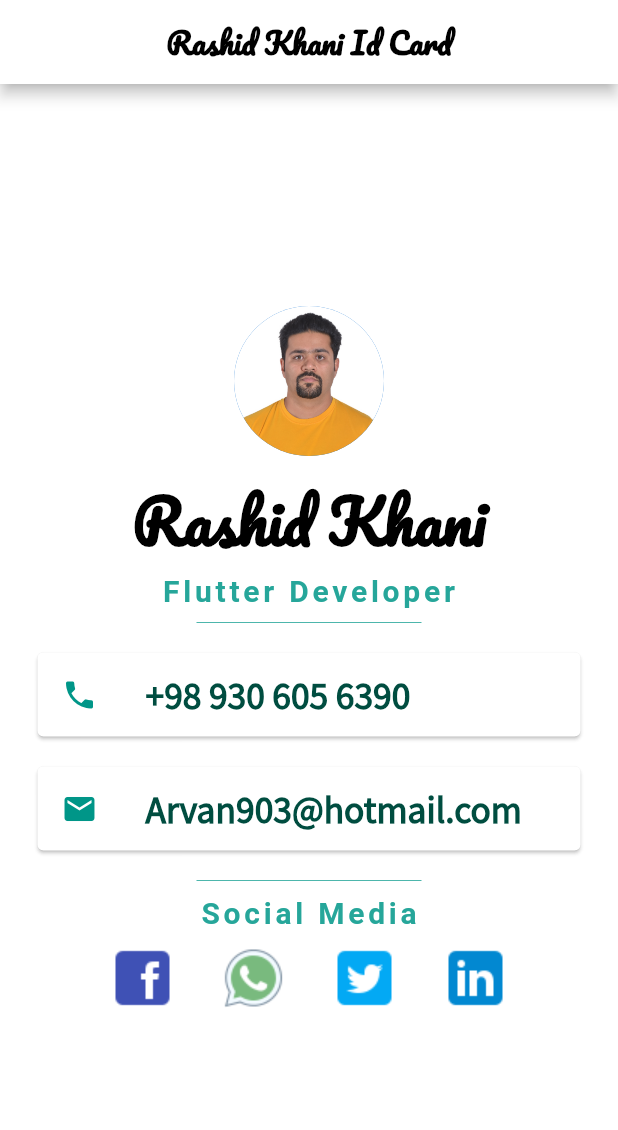
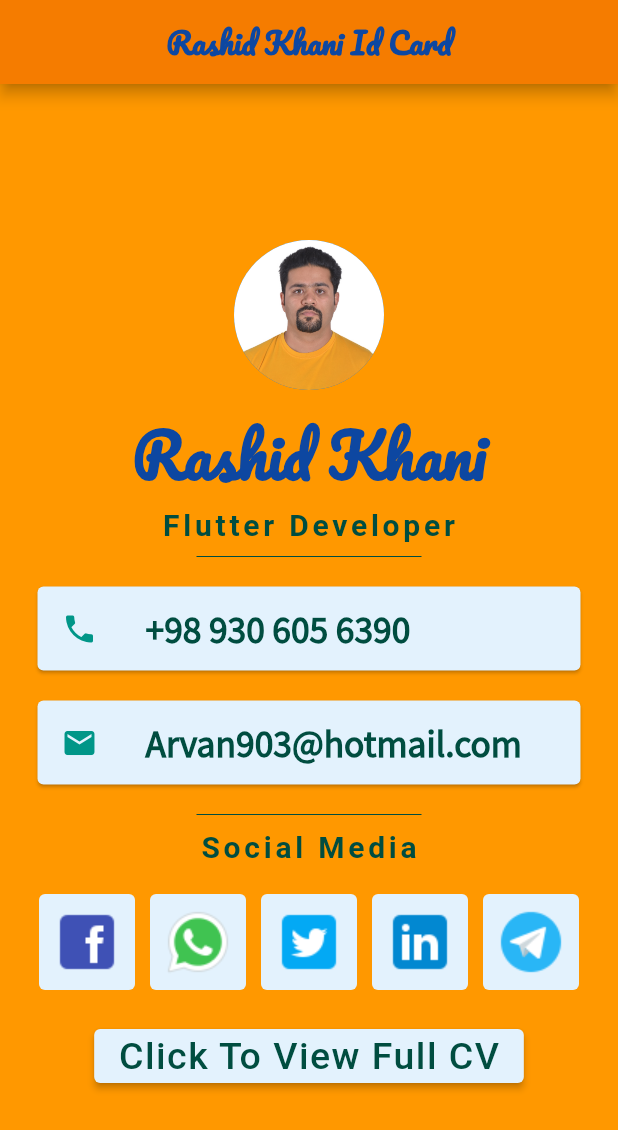
Before and after one commit to arvan903/personal_id_card, a Flutter app: the screen it shows after launch, on a phone screen of 412 x 824 dp. Shown: the top 1130 px of the screen. Run offline on Flutter 3.47's test engine with Material 2 defaults, Android fonts, the phone set to English and light mode, and no system bars; Roboto replaces fonts that are missing (SourceSanPro).

Commit message:
UI Improved , some update

```diff
--- a/lib/main.dart
+++ b/lib/main.dart
@@ -6,6 +6,8 @@ const String facebook = "https://www.facebook.com/rashid.khani.33";
 const String twitter = "https://twitter.com/rashid_khani";
 const String whatsapp = "https://wa.me/+989306056390";
 const String linkedin = "https://www.linkedin.com/in/rashid-khani-038562123";
+const String telegram = 'https://t.me/arvan903';
+const String resume = 'https://cvbuilder.me/share/rashid_khani/en';
 
 void main() {
   runApp(
@@ -36,25 +38,33 @@ class MyApp extends StatelessWidget {
     if (!await launch(github)) throw 'Could not launch $github';
   }
 
+  void telURL() async {
+    if (!await launch(telegram)) throw 'Could not launch $telegram';
+  }
+
+  void cvURL() async {
+    if (!await launch(resume)) throw 'Could not launch $resume';
+  }
+
   @override
   Widget build(BuildContext context) {
     return MaterialApp(
         debugShowCheckedModeBanner: false,
         home: Scaffold(
           appBar: AppBar(
-            backgroundColor: Colors.white,
-            title: const Center(
+            backgroundColor: Colors.orange.shade700,
+            title: Center(
               child: Text(
                 'Rashid Khani Id Card',
                 style: TextStyle(
                     fontFamily: 'Pacifico',
-                    color: Colors.black,
+                    color: Colors.blue.shade900,
                     fontWeight: FontWeight.bold,
                     fontSize: 20),
               ),
             ),
           ),
-          backgroundColor: Colors.white,
+          backgroundColor: Colors.orange,
           body: SafeArea(
             child: Column(
               mainAxisAlignment: MainAxisAlignment.center,
@@ -66,12 +76,12 @@ class MyApp extends StatelessWidget {
                     radius: 50,
                   ),
                 ),
-                const Text(
+                Text(
                   'Rashid Khani',
                   style: TextStyle(
                     fontFamily: 'Pacifico',
                     fontSize: 40,
-                    color: Colors.black,
+                    color: Colors.blue.shade900,
                     fontWeight: FontWeight.bold,
                   ),
                 ),
@@ -80,26 +90,22 @@ class MyApp extends StatelessWidget {
                   style: TextStyle(
                       fontFamily: 'SourceSanPro',
                       fontSize: 20,
-                      color: Colors.teal.shade400,
+                      color: Colors.teal.shade900,
                       letterSpacing: 2.5,
                       fontWeight: FontWeight.bold),
                 ),
                 SizedBox(
                   child: Divider(
-                    color: Colors.teal.shade300,
+                    color: Colors.teal.shade900,
                   ),
                   width: 150,
                   height: 20,
                 ),
                 Card(
-                  // padding: const EdgeInsets.all(10),
+                  color: Colors.blue.shade50,
                   margin:
                       const EdgeInsets.symmetric(vertical: 10, horizontal: 25),
                   child: ListTile(
-
-                      // trailing: const Text('Call Me!'),
-
-                      // subtitle: const Text('This Is My Phone Number'),
                       leading: const Icon(
                         Icons.phone,
                         color: Colors.teal,
@@ -114,7 +120,7 @@ class MyApp extends StatelessWidget {
                       )),
                 ),
                 Card(
-                  // padding: EdgeInsets.all(10),
+                  color: Colors.blue.shade50,
                   margin:
                       const EdgeInsets.symmetric(vertical: 10, horizontal: 25),
                   child: ListTile(
@@ -130,7 +136,7 @@ class MyApp extends StatelessWidget {
                 ),
                 SizedBox(
                   child: Divider(
-                    color: Colors.teal.shade300,
+                    color: Colors.teal.shade900,
                   ),
                   width: 150,
                   height: 20,
@@ -140,14 +146,25 @@ class MyApp extends StatelessWidget {
                   style: TextStyle(
                       fontFamily: 'SourceSanPro',
                       fontSize: 20,
-                      color: Colors.teal.shade400,
+                      color: Colors.teal.shade900,
                       letterSpacing: 2.5,
                       fontWeight: FontWeight.bold),
                 ),
-                Row(
+                Column(
+                  children: const [
+                    SizedBox(
+                      height: 20,
+                    ),
+                  ],
+                ),
+                Flexible(
+                  child: Row(
+                    crossAxisAlignment: CrossAxisAlignment.center,
                     mainAxisAlignment: MainAxisAlignment.center,
                     children: [
                       TextButton(
+                        style: ElevatedButton.styleFrom(
+                            primary: Colors.blue.shade50),
                         onPressed: fbURL,
                         child: Image.asset('images/Facebook.png'),
                       ),
@@ -155,6 +172,8 @@ class MyApp extends StatelessWidget {
                         width: 10,
                       ),
                       TextButton(
+                        style: ElevatedButton.styleFrom(
+                            primary: Colors.blue.shade50),
                         onPressed: waURL,
                         child: Image.asset('images/Whatsapp.png'),
                       ),
@@ -162,6 +181,8 @@ class MyApp extends StatelessWidget {
                         width: 10,
                       ),
                       TextButton(
+                        style: ElevatedButton.styleFrom(
+                            primary: Colors.blue.shade50),
                         onPressed: twURL,
                         child: Image.asset('images/twitter.png'),
                       ),
@@ -169,9 +190,45 @@ class MyApp extends StatelessWidget {
                         width: 10,
                       ),
                       TextButton(
+                        style: ElevatedButton.styleFrom(
+                            primary: Colors.blue.shade50),
                         onPressed: liURL,
                         child: Image.asset('images/Linkedin.png'),
+                      ),
+                      const SizedBox(
+                        width: 10,
+                      ),
+                      TextButton(
+                        style: ElevatedButton.styleFrom(
+                            primary: Colors.blue.shade50),
+                        onPressed: liURL,
+                        child: Image.asset('images/Telegram.png'),
                       )
+                    ],
+                  ),
+                ),
+                Column(
+                  children: const [
+                    SizedBox(height: 20),
+                  ],
+                ),
+                Row(
+                  mainAxisAlignment: MainAxisAlignment.center,
+                  children: [
+                    ElevatedButton(
+                        style: ElevatedButton.styleFrom(
+                            primary: Colors.blue.shade50),
+                        onPressed: () {
+                          cvURL();
+                        },
+                        child: Text(
+                          'Click To View Full CV',
+                          style: TextStyle(
+                              fontFamily: 'SourceSanPro',
+                              letterSpacing: 1,
+                              color: Colors.teal.shade900,
+                              fontSize: 25),
+                        ))
                   ],
                 )
               ],
--- a/pubspec.yaml
+++ b/pubspec.yaml
@@ -36,6 +36,8 @@ dependencies:
   # Use with the CupertinoIcons class for iOS style icons.
   cupertino_icons: ^1.0.2
   url_launcher: ^6.0.20
+
+
 
 
 dev_dependencies:
```
Also changed, not shown: images/Telegram.png (added), images/Whatsapp.png. Lines whose indentation alone changed are shown as unchanged.
